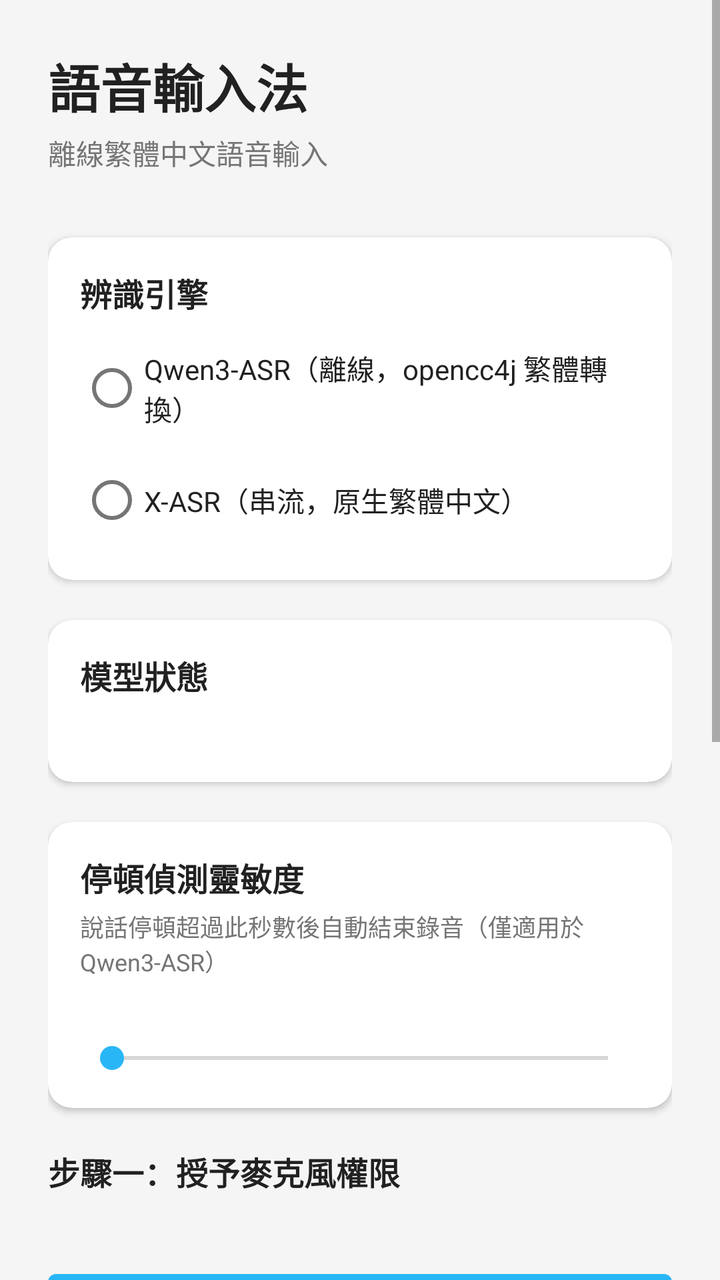
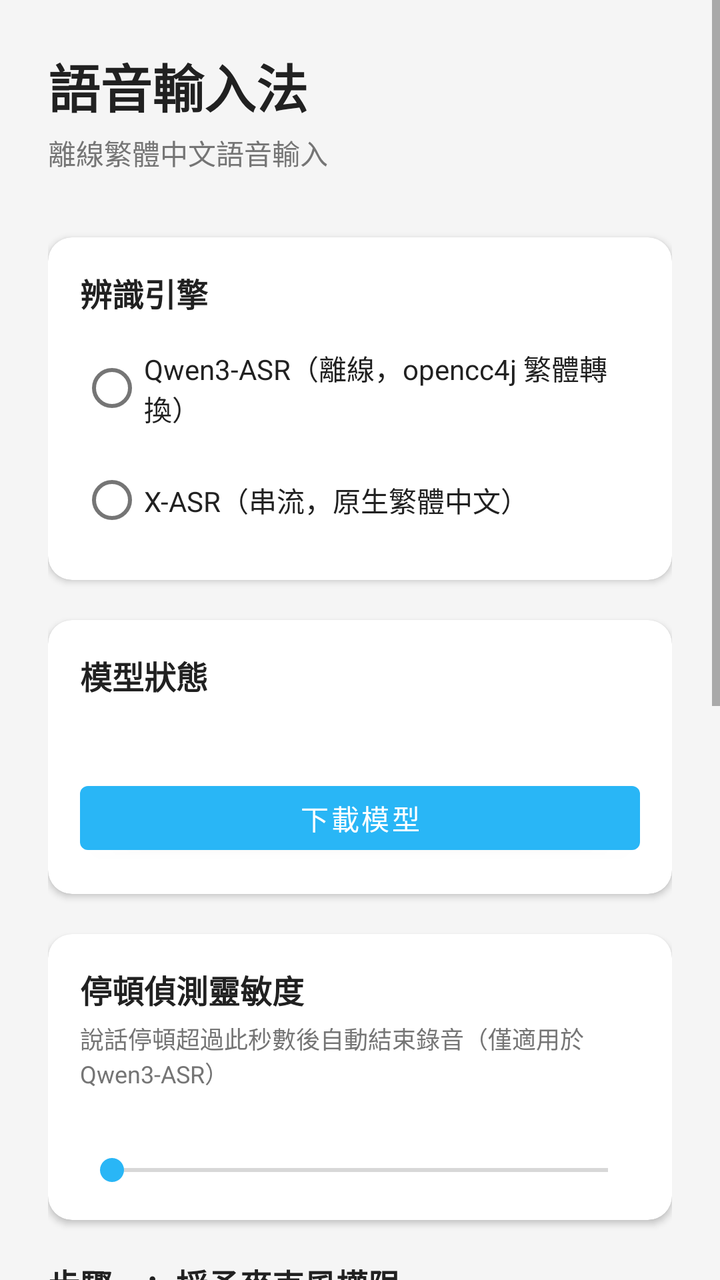

The first picture is an Android layout as it rendered before a commit; the second is the same layout after the commit. The layout source and the unified diff follow.
<!-- AndroidManifest.xml: application theme Theme.VoiceAssistant -->
<!-- res/layout/activity_settings.xml -->
<?xml version="1.0" encoding="utf-8"?>
<ScrollView xmlns:android="http://schemas.android.com/apk/res/android"
    android:layout_width="match_parent"
    android:layout_height="match_parent"
    android:background="@color/background">

    <LinearLayout
        android:layout_width="match_parent"
        android:layout_height="wrap_content"
        android:orientation="vertical"
        android:padding="24dp">

        <TextView
            android:layout_width="match_parent"
            android:layout_height="wrap_content"
            android:text="語音輸入法"
            android:textSize="26sp"
            android:textStyle="bold"
            android:textColor="@color/text_primary"
            android:layout_marginBottom="4dp" />

        <TextView
            android:layout_width="match_parent"
            android:layout_height="wrap_content"
            android:text="離線繁體中文語音輸入"
            android:textSize="14sp"
            android:textColor="@color/text_secondary"
            android:layout_marginBottom="32dp" />

        
        <androidx.cardview.widget.CardView
            xmlns:app="http://schemas.android.com/apk/res-auto"
            android:layout_width="match_parent"
            android:layout_height="wrap_content"
            app:cardCornerRadius="12dp"
            app:cardElevation="2dp"
            android:layout_marginBottom="20dp">

            <LinearLayout
                android:layout_width="match_parent"
                android:layout_height="wrap_content"
                android:orientation="vertical"
                android:padding="16dp">

                <TextView
                    android:layout_width="match_parent"
                    android:layout_height="wrap_content"
                    android:text="辨識引擎"
                    android:textSize="16sp"
                    android:textStyle="bold"
                    android:textColor="@color/text_primary"
                    android:layout_marginBottom="12dp" />

                <RadioGroup
                    android:id="@+id/rg_engine"
                    android:layout_width="match_parent"
                    android:layout_height="wrap_content"
                    android:orientation="vertical">

                    <RadioButton
                        android:id="@+id/rb_qwen3"
                        android:layout_width="match_parent"
                        android:layout_height="wrap_content"
                        android:text="Qwen3-ASR（離線，opencc4j 繁體轉換）"
                        android:textSize="14sp"
                        android:textColor="@color/text_primary"
                        android:layout_marginBottom="8dp" />

                    <RadioButton
                        android:id="@+id/rb_xasr"
                        android:layout_width="match_parent"
                        android:layout_height="wrap_content"
                        android:text="X-ASR（串流，原生繁體中文）"
                        android:textSize="14sp"
                        android:textColor="@color/text_primary" />
                </RadioGroup>
            </LinearLayout>
        </androidx.cardview.widget.CardView>

        
        <androidx.cardview.widget.CardView
            xmlns:app="http://schemas.android.com/apk/res-auto"
            android:layout_width="match_parent"
            android:layout_height="wrap_content"
            app:cardCornerRadius="12dp"
            app:cardElevation="2dp"
            android:layout_marginBottom="20dp">

            <LinearLayout
                android:layout_width="match_parent"
                android:layout_height="wrap_content"
                android:orientation="vertical"
                android:padding="16dp">

                <TextView
                    android:layout_width="match_parent"
                    android:layout_height="wrap_content"
                    android:text="模型狀態"
                    android:textSize="16sp"
                    android:textStyle="bold"
                    android:textColor="@color/text_primary"
                    android:layout_marginBottom="8dp" />

                <TextView
                    android:id="@+id/tv_model_status"
                    android:layout_width="match_parent"
                    android:layout_height="wrap_content"
                    android:textSize="13sp"
                    android:textColor="@color/text_secondary"
                    android:lineSpacingMultiplier="1.4" />
            </LinearLayout>
        </androidx.cardview.widget.CardView>

        
        <androidx.cardview.widget.CardView
            xmlns:app="http://schemas.android.com/apk/res-auto"
            android:layout_width="match_parent"
            android:layout_height="wrap_content"
            app:cardCornerRadius="12dp"
            app:cardElevation="2dp"
            android:layout_marginBottom="20dp">

            <LinearLayout
                android:layout_width="match_parent"
                android:layout_height="wrap_content"
                android:orientation="vertical"
                android:padding="16dp">

                <TextView
                    android:layout_width="match_parent"
                    android:layout_height="wrap_content"
                    android:text="停頓偵測靈敏度"
                    android:textSize="16sp"
                    android:textStyle="bold"
                    android:textColor="@color/text_primary"
                    android:layout_marginBottom="4dp" />

                <TextView
                    android:layout_width="match_parent"
                    android:layout_height="wrap_content"
                    android:text="說話停頓超過此秒數後自動結束錄音（僅適用於 Qwen3-ASR）"
                    android:textSize="12sp"
                    android:textColor="@color/text_secondary"
                    android:layout_marginBottom="8dp" />

                <TextView
                    android:id="@+id/tv_vad_value"
                    android:layout_width="match_parent"
                    android:layout_height="wrap_content"
                    android:textSize="14sp"
                    android:textStyle="bold"
                    android:textColor="@color/text_primary"
                    android:gravity="center"
                    android:layout_marginBottom="4dp" />

                <SeekBar
                    android:id="@+id/sb_vad_silence"
                    android:layout_width="match_parent"
                    android:layout_height="wrap_content"
                    android:max="25" />
            </LinearLayout>
        </androidx.cardview.widget.CardView>

        
        <TextView
            android:layout_width="match_parent"
            android:layout_height="wrap_content"
            android:text="步驟一：授予麥克風權限"
            android:textSize="16sp"
            android:textStyle="bold"
            android:textColor="@color/text_primary"
            android:layout_marginBottom="8dp" />

        <TextView
            android:id="@+id/tv_mic_status"
            android:layout_width="match_parent"
            android:layout_height="wrap_content"
            android:textSize="13sp"
            android:textColor="@color/text_secondary"
            android:layout_marginBottom="8dp" />

        <Button
            android:id="@+id/btn_grant_mic"
            android:layout_width="match_parent"
            android:layout_height="48dp"
            android:text="授予麥克風權限"
            android:layout_marginBottom="20dp" />

        
        <TextView
            android:layout_width="match_parent"
            android:layout_height="wrap_content"
            android:text="步驟二：啟用輸入法"
            android:textSize="16sp"
            android:textStyle="bold"
            android:textColor="@color/text_primary"
            android:layout_marginBottom="8dp" />

        <Button
            android:id="@+id/btn_enable_ime"
            android:layout_width="match_parent"
            android:layout_height="48dp"
            android:text="前往系統設定 → 啟用語音輸入法"
            android:layout_marginBottom="20dp" />

        
        <TextView
            android:layout_width="match_parent"
            android:layout_height="wrap_content"
            android:text="步驟三：切換輸入法"
            android:textSize="16sp"
            android:textStyle="bold"
            android:textColor="@color/text_primary"
            android:layout_marginBottom="8dp" />

        <Button
            android:id="@+id/btn_switch_ime"
            android:layout_width="match_parent"
            android:layout_height="48dp"
            android:text="切換至語音輸入法"
            android:layout_marginBottom="20dp" />

        
        <TextView
            android:layout_width="match_parent"
            android:layout_height="wrap_content"
            android:text="使用方式"
            android:textSize="16sp"
            android:textStyle="bold"
            android:textColor="@color/text_primary"
            android:layout_marginBottom="8dp" />

        <TextView
            android:layout_width="match_parent"
            android:layout_height="wrap_content"
            android:text="1. 在任何輸入框點選，叫出鍵盤\n2. 點擊麥克風按鈕開始說話\n3. 靜音後自動識別，或再次點擊停止\n4. 識別結果顯示於頂部預覽欄\n5. 點擊「確認插入」將文字輸入到應用"
            android:textSize="14sp"
            android:textColor="@color/text_secondary"
            android:lineSpacingMultiplier="1.6" />

    </LinearLayout>
</ScrollView>
<!-- resources referenced by this layout -->
<resources>
  <color name="background">#F5F5F5</color>
  <color name="text_primary">#212121</color>
  <color name="text_secondary">#757575</color>
  <style name="Theme.VoiceAssistant" parent="Theme.MaterialComponents.DayNight.NoActionBar">
          <item name="colorPrimary">@color/ime_accent</item>
          <item name="colorPrimaryDark">#0288D1</item>
          <item name="colorAccent">@color/ime_accent</item>
      </style>
  <color name="ime_accent">#29B6F6</color>
</resources>

<!-- the commit's change to res/layout/activity_settings.xml (unified diff, before → after) -->
@@ -107,7 +107,32 @@
                     android:layout_height="wrap_content"
                     android:textSize="13sp"
                     android:textColor="@color/text_secondary"
-                    android:lineSpacingMultiplier="1.4" />
+                    android:lineSpacingMultiplier="1.4"
+                    android:layout_marginBottom="12dp" />
+
+                <Button
+                    android:id="@+id/btn_download_model"
+                    android:layout_width="match_parent"
+                    android:layout_height="44dp"
+                    android:text="下載模型" />
+
+                <TextView
+                    android:id="@+id/tv_download_status"
+                    android:layout_width="match_parent"
+                    android:layout_height="wrap_content"
+                    android:textSize="12sp"
+                    android:textColor="@color/text_secondary"
+                    android:layout_marginTop="8dp"
+                    android:visibility="gone" />
+
+                <ProgressBar
+                    android:id="@+id/progress_download"
+                    style="@android:style/Widget.ProgressBar.Horizontal"
+                    android:layout_width="match_parent"
+                    android:layout_height="6dp"
+                    android:max="100"
+                    android:layout_marginTop="4dp"
+                    android:visibility="gone" />
             </LinearLayout>
         </androidx.cardview.widget.CardView>
 
